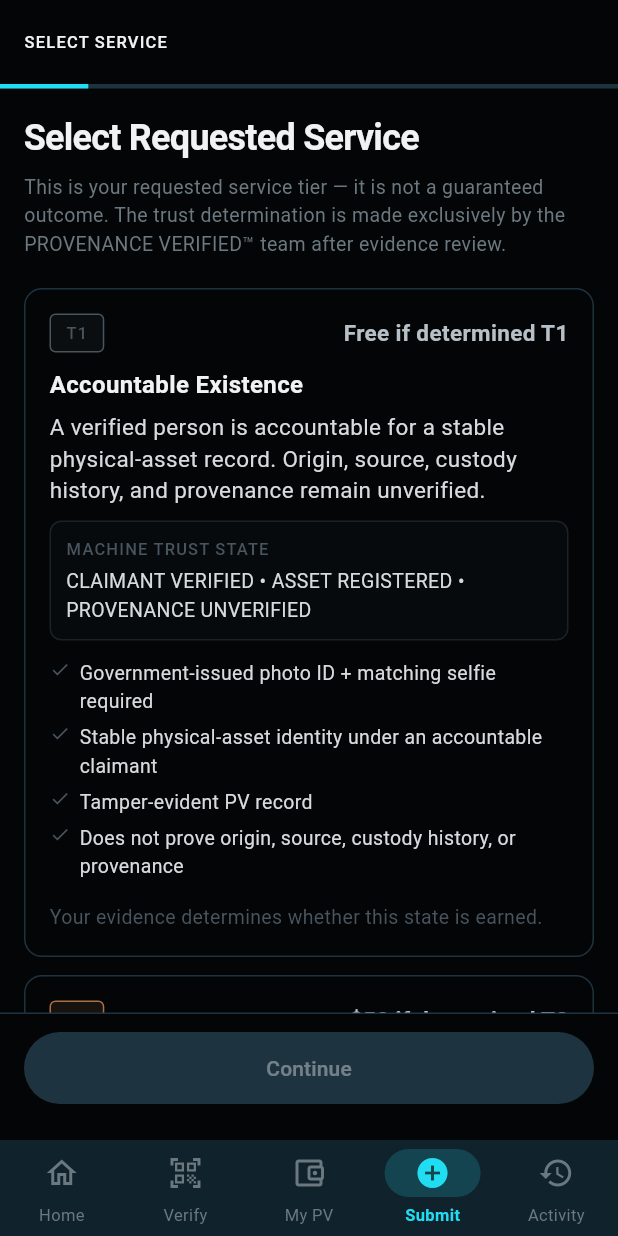
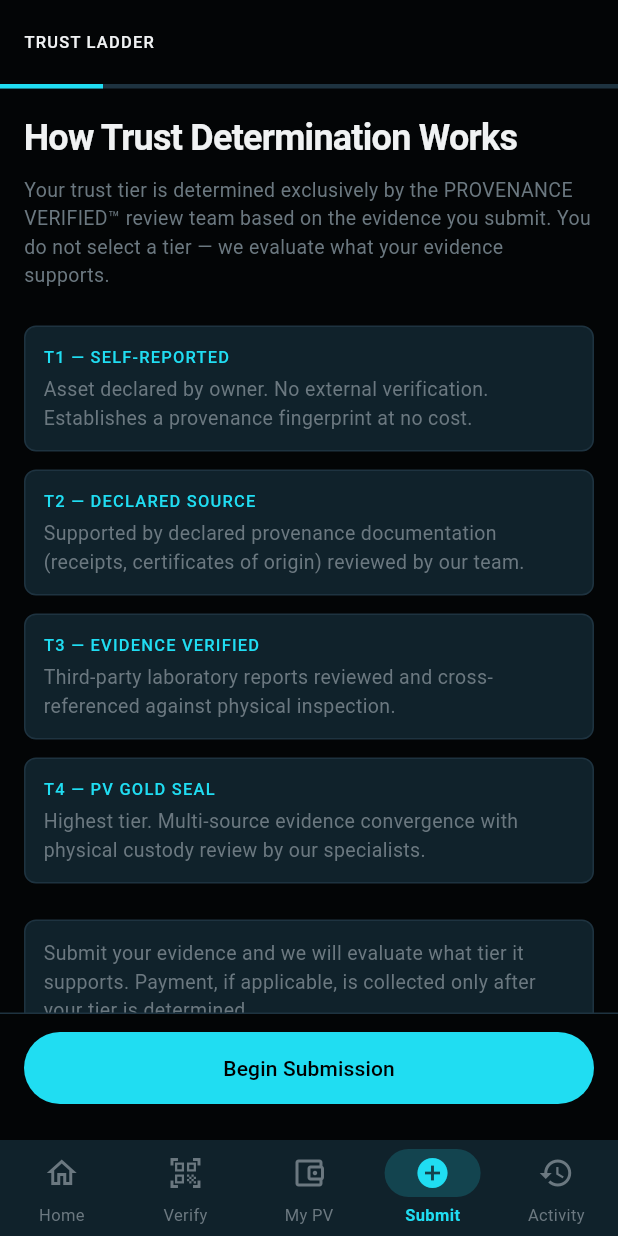
Before and after one commit to VERITAN-TO/provenance-verified, a Flutter app: the SubmitScreen screen opened by its route, on a phone screen of 412 x 824 dp. Run offline on Flutter 3.47's test engine with Material 3 defaults, Android fonts, the phone set to English and light mode, and no system bars; our stand-ins replace flutter_riverpod, flutter_secure_storage, go_router, shared_preferences; missing offline and left inert: mobile_scanner; accounts and stored records are empty.

Commit message:
fix(native): remove UX law violations from submit wizard
Surgical correction of lib/submit/screens/submit_screen.dart:

- Step 0: replace tier-picker (PROHIBITED) with trust ladder education.
  Customer reads about T1/T2/T3/T4 but does NOT select a tier.
  startSubmission() called without selectedTier requirement.

- Step 3: remove pre-evaluation fetchQuote() call. No quote is fetched
  before evaluation; price derives from the determined tier post-evaluation.

- Step 4 (was Step 5 Checkout): removed from wizard entirely.
  Payment is collected post-determination via CustomerSubmissionDetail
  settlement CTA → /checkout?source=determination.

- Step 4 (new): Review & Submit — summary of evidence, CTA = "Submit for
  Evaluation". Calls notifier.submitForEvaluation().

- Step 5 (new, was Step 6): Submission Confirmed — intake ID, next steps.

- _kTotalSteps: 7 → 6 (steps 0–5).
- Removed: service_tier_card.dart import, _quote field, SubmissionQuote,
  _handleCheckoutComplete, _Step0ServiceSelection, _Step4ReviewPricing,
  _Step5Checkout, _Step6Confirmation, environment.dart import.

MONEY_CONTROLS_TRUST = FALSE
PROHIBITED_PATTERN = choose_tier→quote→payment→evaluation
CORRECT_PATTERN = submit_evidence→evaluate→determine_tier→derive_price→settle

Co-Authored-By: Claude Sonnet 4.6 <noreply@anthropic.com>
Claude-Session: https://claude.ai/code/session_01AF4h9ggxn1ZCTkdhVZ1kp1

```diff
--- a/lib/submit/screens/submit_screen.dart
+++ b/lib/submit/screens/submit_screen.dart
@@ -3,26 +3,23 @@
 // MONEY_CONTROLS_TRUST = FALSE
 // CLIENT_CLAIMED_LAB_CONFIRMED = ZERO
 //
-// Payment is a prerequisite to BEGIN processing, not a factor in trust
-// determination.  The selected service tier is a REQUESTED SERVICE.
-// The determined trust tier is set exclusively by the backend after review.
-// Uploading a document does not guarantee any specific trust tier.
+// Determination-first: evidence is submitted and evaluated; tier is determined
+// by the review team; price is derived from the determined tier; payment, if
+// any, is collected only after determination via CustomerSubmissionDetail.
 
 import 'package:flutter/material.dart';
 import 'package:flutter_riverpod/flutter_riverpod.dart';
 import 'package:go_router/go_router.dart';
 import '../models/submit_models.dart';
 import '../providers/submit_provider.dart';
-import '../widgets/service_tier_card.dart';
 import '../../design/pv_colors.dart';
 import '../../design/pv_typography.dart';
-import '../../core/config/environment.dart';
 
 // ---------------------------------------------------------------------------
 // Total wizard steps
 // ---------------------------------------------------------------------------
 
-const int _kTotalSteps = 7; // 0-6
+const int _kTotalSteps = 6; // 0-5
 
 class SubmitScreen extends ConsumerStatefulWidget {
   const SubmitScreen({super.key});
@@ -34,9 +31,6 @@ class SubmitScreen extends ConsumerStatefulWidget {
 class _SubmitScreenState extends ConsumerState<SubmitScreen> {
   bool _loading  = false;
   String? _error;
-
-  // Quote fetched in step 4
-  SubmissionQuote? _quote;
 
   @override
   void initState() {
@@ -64,12 +58,8 @@ class _SubmitScreenState extends ConsumerState<SubmitScreen> {
 
     try {
       switch (draft.step) {
-        case 0: // Service selection → start submission on backend
-          if (draft.selectedTier == null) {
-            _setError('Please select a service tier before continuing.');
-            return;
-          }
-          await notifier.startSubmission();
+        case 0: // Trust ladder education complete → start submission on backend
+          await notifier.startSubmission(); // sets state.step = 1
           break;
 
         case 1: // Asset info → save to backend
@@ -97,17 +87,12 @@ class _SubmitScreenState extends ConsumerState<SubmitScreen> {
             return;
           }
           await notifier.saveDeclarations();
-          // Fetch quote immediately for step 4
-          final quote = await notifier.fetchQuote();
-          setState(() => _quote = quote);
           notifier.goToStep(4);
           break;
 
-        case 4: // Review & Pricing — user taps "Proceed to Payment"
+        case 4: // Review → submit for evaluation
+          await notifier.submitForEvaluation();
           notifier.goToStep(5);
-          break;
-
-        case 5: // Checkout step — handled by button handlers, not here
           break;
 
         default:
@@ -177,54 +162,23 @@ class _SubmitScreenState extends ConsumerState<SubmitScreen> {
 
   Widget _buildStep(SubmissionDraft? draft, int step) {
     switch (step) {
-      case 0: return _Step0ServiceSelection(
-                  draft:     draft,
-                  onNext:    _next,
-                  loading:   _loading,
-                );
+      case 0: return _Step0TrustLadder(onNext: _next, loading: _loading);
       case 1: return _Step1AssetInfo(draft: draft, onNext: _next, loading: _loading);
       case 2: return _Step2Evidence(draft: draft, onNext: _next, loading: _loading);
       case 3: return _Step3Declarations(draft: draft, onNext: _next, loading: _loading);
-      case 4: return _Step4ReviewPricing(
-                  draft:   draft,
-                  quote:   _quote,
-                  onNext:  _next,
-                  loading: _loading,
-                );
-      case 5: return _Step5Checkout(
-                  draft:      draft,
-                  onComplete: _handleCheckoutComplete,
-                  loading:    _loading,
-                );
-      case 6: return _Step6Confirmation(draft: draft);
+      case 4: return _Step4ReviewSubmit(draft: draft, onNext: _next, loading: _loading);
+      case 5: return _Step5Confirmation(draft: draft);
       default: return const SizedBox.shrink();
-    }
-  }
-
-  Future<void> _handleCheckoutComplete() async {
-    _setLoading(true);
-    _setError(null);
-    try {
-      final isQual = Env.isQualification || Env.isDevelopment;
-      await ref.read(submitProvider.notifier).checkout(testMode: isQual);
-      ref.read(submitProvider.notifier).goToStep(6);
-    } on SubmitApiException catch (e) {
-      _setError('Checkout error (${e.statusCode}): ${e.message}');
-    } catch (e) {
-      _setError('Checkout failed. Please try again.');
-    } finally {
-      _setLoading(false);
     }
   }
 
   String _stepTitle(int step) {
     const titles = [
-      'SELECT SERVICE',
+      'TRUST LADDER',
       'ASSET INFORMATION',
       'EVIDENCE UPLOAD',
       'DECLARATIONS',
-      'REVIEW & PRICING',
-      'CHECKOUT',
+      'REVIEW & SUBMIT',
       'SUBMISSION CONFIRMED',
     ];
     if (step < titles.length) return titles[step];
@@ -293,24 +247,17 @@ class _ErrorBanner extends StatelessWidget {
 }
 
 // ────────────────────────────────────────────────────────────────────────────
-// Step 0 — Service Selection
+// Step 0 — Trust Ladder Education
 // ────────────────────────────────────────────────────────────────────────────
 
-class _Step0ServiceSelection extends ConsumerWidget {
-  final SubmissionDraft? draft;
+class _Step0TrustLadder extends StatelessWidget {
   final Future<void> Function() onNext;
   final bool loading;
 
-  const _Step0ServiceSelection({
-    required this.draft,
-    required this.onNext,
-    required this.loading,
-  });
+  const _Step0TrustLadder({required this.onNext, required this.loading});
 
   @override
-  Widget build(BuildContext context, WidgetRef ref) {
-    final selectedTier = draft?.selectedTier;
-
+  Widget build(BuildContext context) {
     return Column(
       children: [
         Expanded(
@@ -318,36 +265,85 @@ class _Step0ServiceSelection extends ConsumerWidget {
             padding: const EdgeInsets.all(16),
             children: [
               Text(
-                'Select Requested Service',
+                'How Trust Determination Works',
                 style: PvTypography.headline.copyWith(color: PvColors.onBackground),
               ),
-              const SizedBox(height: 6),
+              const SizedBox(height: 8),
               Text(
-                'This is your requested service tier — it is not a guaranteed outcome. '
-                'The trust determination is made exclusively by the PROVENANCE VERIFIED™ '
-                'team after evidence review.',
+                'Your trust tier is determined exclusively by the PROVENANCE VERIFIED™ '
+                'review team based on the evidence you submit. You do not select a tier — '
+                'we evaluate what your evidence supports.',
                 style: PvTypography.bodySmall.copyWith(color: PvColors.muted),
               ),
-              const SizedBox(height: 20),
-              ...ServiceTier.values.map(
-                (tier) => Padding(
-                  padding: const EdgeInsets.only(bottom: 12),
-                  child: ServiceTierCard(
-                    tier:       tier,
-                    isSelected: selectedTier == tier,
-                    onSelect:   () => ref.read(submitProvider.notifier).selectTier(tier),
-                  ),
+              const SizedBox(height: 24),
+              const _TrustTierRow(
+                label: 'T1 — SELF-REPORTED',
+                description: 'Asset declared by owner. No external verification. '
+                    'Establishes a provenance fingerprint at no cost.',
+              ),
+              const SizedBox(height: 12),
+              const _TrustTierRow(
+                label: 'T2 — DECLARED SOURCE',
+                description: 'Supported by declared provenance documentation '
+                    '(receipts, certificates of origin) reviewed by our team.',
+              ),
+              const SizedBox(height: 12),
+              const _TrustTierRow(
+                label: 'T3 — EVIDENCE VERIFIED',
+                description: 'Third-party laboratory reports reviewed and '
+                    'cross-referenced against physical inspection.',
+              ),
+              const SizedBox(height: 12),
+              const _TrustTierRow(
+                label: 'T4 — PV GOLD SEAL',
+                description: 'Highest tier. Multi-source evidence convergence '
+                    'with physical custody review by our specialists.',
+              ),
+              const SizedBox(height: 24),
+              Container(
+                padding: const EdgeInsets.all(12),
+                decoration: BoxDecoration(
+                  color: PvColors.surface,
+                  border: Border.all(color: PvColors.border),
+                  borderRadius: BorderRadius.circular(8),
+                ),
+                child: Text(
+                  'Submit your evidence and we will evaluate what tier it supports. '
+                  'Payment, if applicable, is collected only after your tier is determined.',
+                  style: PvTypography.bodySmall.copyWith(color: PvColors.muted),
                 ),
               ),
             ],
           ),
         ),
-        _BottomBar(
-          onNext: selectedTier != null ? onNext : null,
-          nextLabel: 'Continue',
-          loading: loading,
-        ),
+        _BottomBar(onNext: onNext, nextLabel: 'Begin Submission', loading: loading),
       ],
+    );
+  }
+}
+
+class _TrustTierRow extends StatelessWidget {
+  final String label;
+  final String description;
+  const _TrustTierRow({required this.label, required this.description});
+
+  @override
+  Widget build(BuildContext context) {
+    return Container(
+      padding: const EdgeInsets.all(12),
+      decoration: BoxDecoration(
+        color: PvColors.surface,
+        border: Border.all(color: PvColors.border),
+        borderRadius: BorderRadius.circular(8),
+      ),
+      child: Column(
+        crossAxisAlignment: CrossAxisAlignment.start,
+        children: [
+          Text(label, style: PvTypography.label.copyWith(color: PvColors.cyan)),
+          const SizedBox(height: 4),
+          Text(description, style: PvTypography.bodySmall.copyWith(color: PvColors.muted)),
+        ],
+      ),
     );
   }
 }
@@ -925,18 +921,16 @@ class _DeclarationCheckbox extends StatelessWidget {
 }
 
 // ────────────────────────────────────────────────────────────────────────────
-// Step 4 — Review & Pricing
+// Step 4 — Review & Submit
 // ────────────────────────────────────────────────────────────────────────────
 
-class _Step4ReviewPricing extends StatelessWidget {
+class _Step4ReviewSubmit extends StatelessWidget {
   final SubmissionDraft? draft;
-  final SubmissionQuote? quote;
   final Future<void> Function() onNext;
   final bool loading;
 
-  const _Step4ReviewPricing({
+  const _Step4ReviewSubmit({
     required this.draft,
-    required this.quote,
     required this.onNext,
     required this.loading,
   });
@@ -949,49 +943,21 @@ class _Step4ReviewPricing extends StatelessWidget {
           child: ListView(
             padding: const EdgeInsets.all(16),
             children: [
-              Text('Review & Pricing',
+              Text('Review & Submit',
                   style: PvTypography.headline.copyWith(color: PvColors.onBackground)),
               const SizedBox(height: 16),
 
-              // Submission summary
               if (draft != null) ...[
-                _ReviewRow('Asset', draft!.assetName),
-                _ReviewRow('Type', draft!.assetType),
-                _ReviewRow('Requested Service', draft!.selectedTier?.displayName ?? '—'),
+                _ReviewRow('Asset', draft!.assetName.isEmpty ? '—' : draft!.assetName),
+                _ReviewRow('Type', draft!.assetType.isEmpty ? '—' : draft!.assetType),
+                if (draft!.gemstoneAttributes.species.isNotEmpty)
+                  _ReviewRow('Species', draft!.gemstoneAttributes.species),
+                if (draft!.gemstoneAttributes.variety.isNotEmpty)
+                  _ReviewRow('Variety', draft!.gemstoneAttributes.variety),
+                _ReviewRow('Evidence documents', '${draft!.documents.length}'),
                 const Divider(color: PvColors.border, height: 24),
               ],
 
-              // Quote
-              if (quote != null) ...[
-                _ReviewRow('Service', quote!.serviceDescription),
-                _ReviewRow(
-                  'Price',
-                  '${quote!.currency} ${quote!.price.toStringAsFixed(2)}',
-                  valueStyle: PvTypography.title.copyWith(color: PvColors.onBackground),
-                ),
-                _ReviewRow(
-                  'Estimated Turnaround',
-                  '${quote!.turnaroundDays} business days',
-                ),
-              ] else ...[
-                Container(
-                  padding: const EdgeInsets.all(16),
-                  decoration: BoxDecoration(
-                    color: PvColors.surface,
-                    borderRadius: BorderRadius.circular(8),
-                    border: Border.all(color: PvColors.border),
-                  ),
-                  child: const Row(
-                    children: [
-                      SizedBox(width: 16, height: 16, child: CircularProgressIndicator(strokeWidth: 2, color: PvColors.cyan)),
-                      SizedBox(width: 12),
-                      Text('Loading quote…', style: PvTypography.body),
-                    ],
-                  ),
-                ),
-              ],
-
-              const SizedBox(height: 16),
               Container(
                 padding: const EdgeInsets.all(12),
                 decoration: BoxDecoration(
@@ -1000,9 +966,9 @@ class _Step4ReviewPricing extends StatelessWidget {
                   borderRadius: BorderRadius.circular(8),
                 ),
                 child: Text(
-                  'Payment is required to begin processing your submission. '
-                  'Payment is not a factor in the trust determination — '
-                  'all determinations are made solely by the review team based on evidence.',
+                  'Submitting opens your case for evaluation. '
+                  'The trust tier is determined by our review team based on your evidence. '
+                  'If payment is required, you will be notified after the determination is made.',
                   style: PvTypography.bodySmall.copyWith(color: PvColors.muted),
                 ),
               ),
@@ -1010,8 +976,8 @@ class _Step4ReviewPricing extends StatelessWidget {
           ),
         ),
         _BottomBar(
-          onNext: quote != null ? onNext : null,
-          nextLabel: 'Proceed to Payment',
+          onNext: onNext,
+          nextLabel: 'Submit for Evaluation',
           loading: loading,
         ),
       ],
@@ -1048,135 +1014,12 @@ class _ReviewRow extends StatelessWidget {
 }
 
 // ────────────────────────────────────────────────────────────────────────────
-// Step 5 — Checkout
+// Step 5 — Confirmation
 // ────────────────────────────────────────────────────────────────────────────
 
-class _Step5Checkout extends StatelessWidget {
+class _Step5Confirmation extends ConsumerWidget {
   final SubmissionDraft? draft;
-  final Future<void> Function() onComplete;
-  final bool loading;
-
-  const _Step5Checkout({
-    required this.draft,
-    required this.onComplete,
-    required this.loading,
-  });
-
-  @override
-  Widget build(BuildContext context) {
-    final isQual = Env.isQualification || Env.isDevelopment;
-
-    return Column(
-      children: [
-        Expanded(
-          child: ListView(
-            padding: const EdgeInsets.all(16),
-            children: [
-              Text('Checkout',
-                  style: PvTypography.headline.copyWith(color: PvColors.onBackground)),
-              const SizedBox(height: 16),
-
-              if (isQual) ...[
-                Container(
-                  width: double.infinity,
-                  padding: const EdgeInsets.all(16),
-                  decoration: BoxDecoration(
-                    color: PvColors.warning.withAlpha(20),
-                    border: Border.all(color: PvColors.warning),
-                    borderRadius: BorderRadius.circular(8),
-                  ),
-                  child: Column(
-                    crossAxisAlignment: CrossAxisAlignment.start,
-                    children: [
-                      Text(
-                        'TEST MODE — QUALIFICATION ENVIRONMENT',
-                        style: PvTypography.label.copyWith(color: PvColors.warning),
-                      ),
-                      const SizedBox(height: 8),
-                      Text(
-                        'No real payment will be processed. Tap "Test Payment" '
-                        'to simulate a successful payment for testing purposes.',
-                        style: PvTypography.bodySmall.copyWith(color: PvColors.muted),
-                      ),
-                    ],
-                  ),
-                ),
-                const SizedBox(height: 24),
-                Container(
-                  padding: const EdgeInsets.all(24),
-                  decoration: BoxDecoration(
-                    color: PvColors.surface,
-                    border: Border.all(color: PvColors.border),
-                    borderRadius: BorderRadius.circular(12),
-                  ),
-                  child: Column(
-                    children: [
-                      const Icon(Icons.payment_outlined, color: PvColors.muted, size: 48),
-                      const SizedBox(height: 16),
-                      Text(
-                        'Payment Gateway Placeholder',
-                        style: PvTypography.title.copyWith(color: PvColors.silver),
-                      ),
-                      const SizedBox(height: 8),
-                      Text(
-                        'Production: Stripe or approved payment gateway',
-                        style: PvTypography.bodySmall.copyWith(color: PvColors.muted),
-                        textAlign: TextAlign.center,
-                      ),
-                      const SizedBox(height: 4),
-                      Text(
-                        'Submission ID: ${draft?.submissionId ?? "—"}',
-                        style: PvTypography.mono.copyWith(color: PvColors.muted),
-                      ),
-                    ],
-                  ),
-                ),
-              ] else ...[
-                Container(
-                  padding: const EdgeInsets.all(24),
-                  decoration: BoxDecoration(
-                    color: PvColors.surface,
-                    border: Border.all(color: PvColors.border),
-                    borderRadius: BorderRadius.circular(12),
-                  ),
-                  child: Column(
-                    children: [
-                      const Icon(Icons.payment_outlined, color: PvColors.muted, size: 48),
-                      const SizedBox(height: 16),
-                      Text(
-                        'Payment Gateway',
-                        style: PvTypography.title.copyWith(color: PvColors.silver),
-                      ),
-                      const SizedBox(height: 8),
-                      Text(
-                        'Secure payment processing via approved gateway.',
-                        style: PvTypography.bodySmall.copyWith(color: PvColors.muted),
-                        textAlign: TextAlign.center,
-                      ),
-                    ],
-                  ),
-                ),
-              ],
-            ],
-          ),
-        ),
-        _BottomBar(
-          onNext: loading ? null : onComplete,
-          nextLabel: isQual ? 'Test Payment (Simulated)' : 'Complete Payment',
-          loading: loading,
-        ),
-      ],
-    );
-  }
-}
-
-// ────────────────────────────────────────────────────────────────────────────
-// Step 6 — Confirmation
-// ────────────────────────────────────────────────────────────────────────────
-
-class _Step6Confirmation extends ConsumerWidget {
-  final SubmissionDraft? draft;
-  const _Step6Confirmation({required this.draft});
+  const _Step5Confirmation({required this.draft});
 
   @override
   Widget build(BuildContext context, WidgetRef ref) {
```
